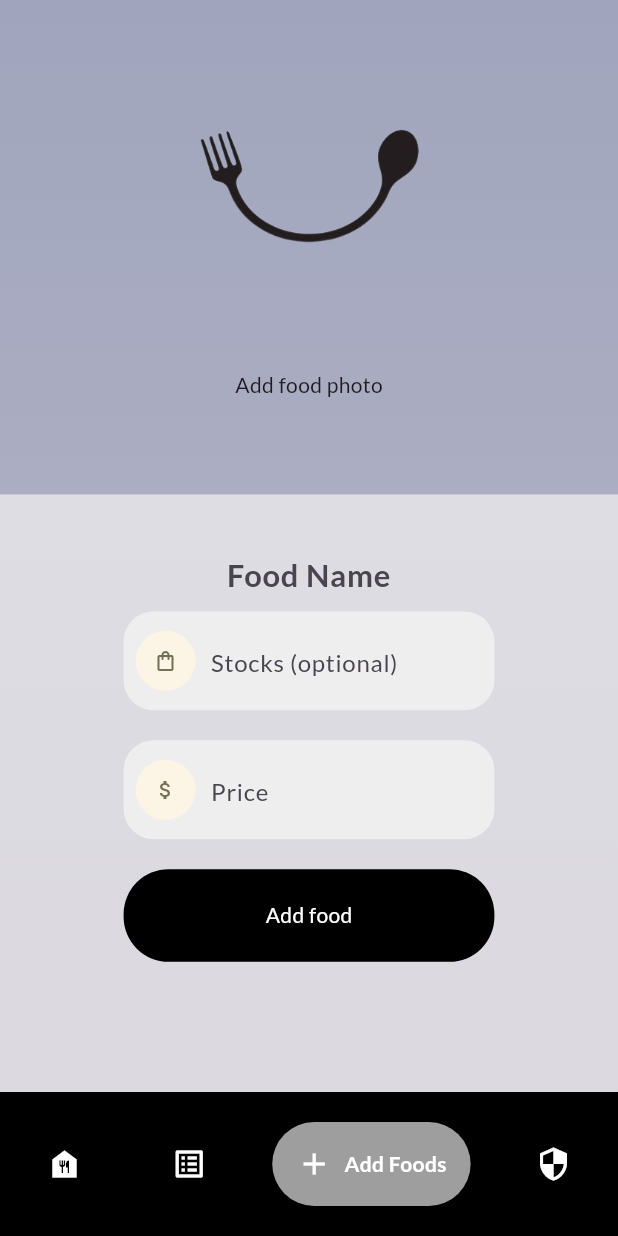
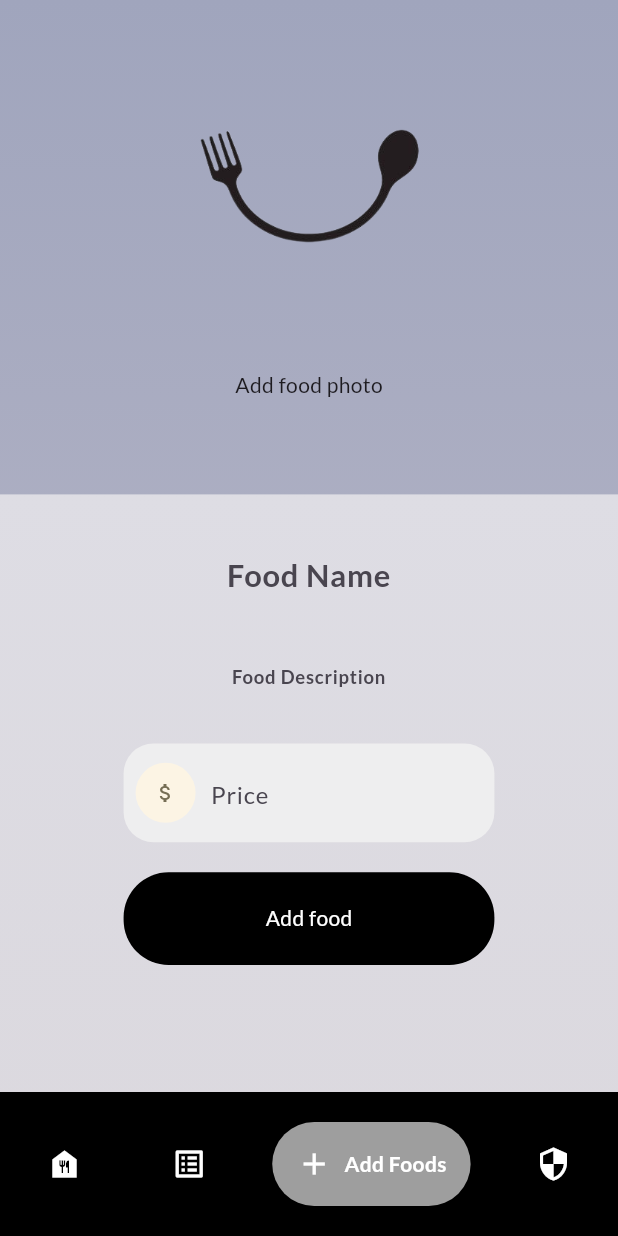
Before and after one commit to Karuna-s-anil/preorder-main-project, a Flutter app: the ShopOwnerIndexPage screen opened directly, item 3 of the bottom bar chosen, on a phone screen of 412 x 824 dp. Run offline on Flutter 3.47's test engine with Material 3 defaults, Android fonts, the phone set to English and light mode, and no system bars; drawn by our look-alikes of google_nav_bar; our stand-ins replace awesome_snackbar_content, cloud_firestore, file_picker, firebase_auth, firebase_core, firebase_storage and 4 more; missing offline and left inert: counter_button, custom_pop_up_menu, qr_code_scanner; accounts and stored records are empty; network calls fail.

Commit message:
user view food details

```diff
--- a/lib/screen/shop/add_food.dart
+++ b/lib/screen/shop/add_food.dart
@@ -16,8 +16,9 @@ class AddFood extends StatefulWidget {
 }
 
 class _AddFoodState extends State<AddFood> {
-  final TextEditingController _stockController = TextEditingController();
+  // final TextEditingController _stockController = TextEditingController();
   final TextEditingController _foodController = TextEditingController();
+  final TextEditingController _descController = TextEditingController();
   final TextEditingController _priceController = TextEditingController();
 
   void showProgressDialog(BuildContext context) {
@@ -73,8 +74,9 @@ class _AddFoodState extends State<AddFood> {
         'postId': postId,
         'imageUrl': urlDownload,
         'food': _foodController.text,
-        'stock': _stockController.text,
-        'price': _priceController.text,
+        // 'stock': _stockController.text,
+        'description': _descController.text,
+        'price': int.parse(_priceController.text),
         'time': DateTime.now(),
         'rating': 0,
         'ratingCount': 0,
@@ -168,57 +170,72 @@ class _AddFoodState extends State<AddFood> {
                           fontWeight: FontWeight.bold,
                           fontSize: height * 0.025),
                     ),
-                    Container(
-                      decoration: BoxDecoration(
-                          shape: BoxShape.rectangle,
-                          borderRadius: BorderRadius.circular(20),
-                          color: Color.fromARGB(218, 241, 241, 241)),
-                      width: width * 0.6,
-                      height: height * 0.08,
-                      child: Center(
-                        child: Row(
-                          children: [
-                            Padding(
-                              padding: const EdgeInsets.all(8.0),
-                              child: Container(
-                                width: 40,
-                                height: 40,
-                                decoration: BoxDecoration(
-                                  borderRadius: BorderRadius.circular(20),
-                                  color: Color(0xFFfcf4e4),
-                                ),
-                                child: IconButton(
-                                  onPressed: () {},
-                                  icon: Icon(
-                                    Icons.shopping_bag_outlined,
-                                    size: 16,
-                                  ),
-                                  color: Color(0xFF756d54),
-                                ),
-                              ),
-                            ),
-                            Padding(
-                              padding: const EdgeInsets.all(2.0),
-                              child: Column(
-                                mainAxisAlignment: MainAxisAlignment.center,
-                                children: [
-                                  SizedBox(
-                                    height: 45,
-                                    width: 150,
-                                    child: TextField(
-                                      controller: _stockController,
-                                      decoration: InputDecoration(
-                                        hintText: 'Stocks (optional)',
-                                        border: InputBorder.none,
-                                      ),
-                                    ),
-                                  ),
-                                ],
-                              ),
-                            ),
-                          ],
-                        ),
+                    // Container(
+                    //   decoration: BoxDecoration(
+                    //       shape: BoxShape.rectangle,
+                    //       borderRadius: BorderRadius.circular(20),
+                    //       color: Color.fromARGB(218, 241, 241, 241)),
+                    //   width: width * 0.6,
+                    //   height: height * 0.08,
+                    //   child: Center(
+                    //     child: Row(
+                    //       children: [
+                    //         Padding(
+                    //           padding: const EdgeInsets.all(8.0),
+                    //           child: Container(
+                    //             width: 40,
+                    //             height: 40,
+                    //             decoration: BoxDecoration(
+                    //               borderRadius: BorderRadius.circular(20),
+                    //               color: Color(0xFFfcf4e4),
+                    //             ),
+                    //             child: IconButton(
+                    //               onPressed: () {},
+                    //               icon: Icon(
+                    //                 Icons.shopping_bag_outlined,
+                    //                 size: 16,
+                    //               ),
+                    //               color: Color(0xFF756d54),
+                    //             ),
+                    //           ),
+                    //         ),
+                    //         Padding(
+                    //           padding: const EdgeInsets.all(2.0),
+                    //           child: Column(
+                    //             mainAxisAlignment: MainAxisAlignment.center,
+                    //             children: [
+                    //               SizedBox(
+                    //                 height: 45,
+                    //                 width: 150,
+                    //                 child: TextField(
+                    //                   controller: _stockController,
+                    //                   decoration: InputDecoration(
+                    //                     hintText: 'Stocks (optional)',
+                    //                     border: InputBorder.none,
+                    //                   ),
+                    //                 ),
+                    //               ),
+                    //             ],
+                    //           ),
+                    //         ),
+                    //       ],
+                    //     ),
+                    //   ),
+                    // ),
+
+                    SizedBox(
+                      height: 20,
+                    ),
+                    TextField(
+                      controller: _descController,
+                      textAlign: TextAlign.center,
+                      decoration: InputDecoration(
+                        border: InputBorder.none,
+                        hintText: 'Food Description',
                       ),
+                      style: TextStyle(
+                          fontWeight: FontWeight.bold,
+                          fontSize: height * 0.015),
                     ),
                     SizedBox(
                       height: 20,
--- a/lib/screen/user/view_foods.dart
+++ b/lib/screen/user/view_foods.dart
@@ -15,6 +15,8 @@ class Food {
   final String rating;
   final String ratingCount;
   final String postId;
+  final String description;
+  final int price;
 
   Food({
     required this.food,
@@ -22,6 +24,8 @@ class Food {
     required this.rating,
     required this.ratingCount,
     required this.postId,
+    required this.description,
+    required this.price,
   });
 }
 
@@ -42,9 +46,7 @@ class _FoodExploreState extends State<FoodExplore> {
     try {
       final postDocs =
           await FirebaseFirestore.instance.collection('foods').get();
-      print("------------------");
-      print(postDocs.docs.length);
-      print("-------------------");
+
       for (var postDoc in postDocs.docs) {
         print("------------------");
         print(postDoc.data());
@@ -53,12 +55,13 @@ class _FoodExploreState extends State<FoodExplore> {
         final ratingC = postDoc['ratingCount'].toString();
 
         final post = Food(
-          food: postDoc['food'],
-          imageUrl: postDoc['imageUrl'],
-          postId: postDoc['postId'],
-          rating: rating,
-          ratingCount: ratingC,
-        );
+            food: postDoc['food'],
+            imageUrl: postDoc['imageUrl'],
+            postId: postDoc['postId'],
+            rating: rating,
+            ratingCount: ratingC,
+            description: postDoc['description'],
+            price: postDoc['price']);
         print("------------------");
         print(post.food);
         print("-------------------");
@@ -249,6 +252,8 @@ class _FoodExploreState extends State<FoodExplore> {
                                 foodName: _foods[index].food,
                                 imageUrl: _foods[index].imageUrl,
                                 postId: _foods[index].postId,
+                                description: _foods[index].description,
+                                price: _foods[index].price,
                               ),
                             ),
                           );
```
Also changed, not shown: lib/screen/user/food_details.dart (+20 -1 lines).
